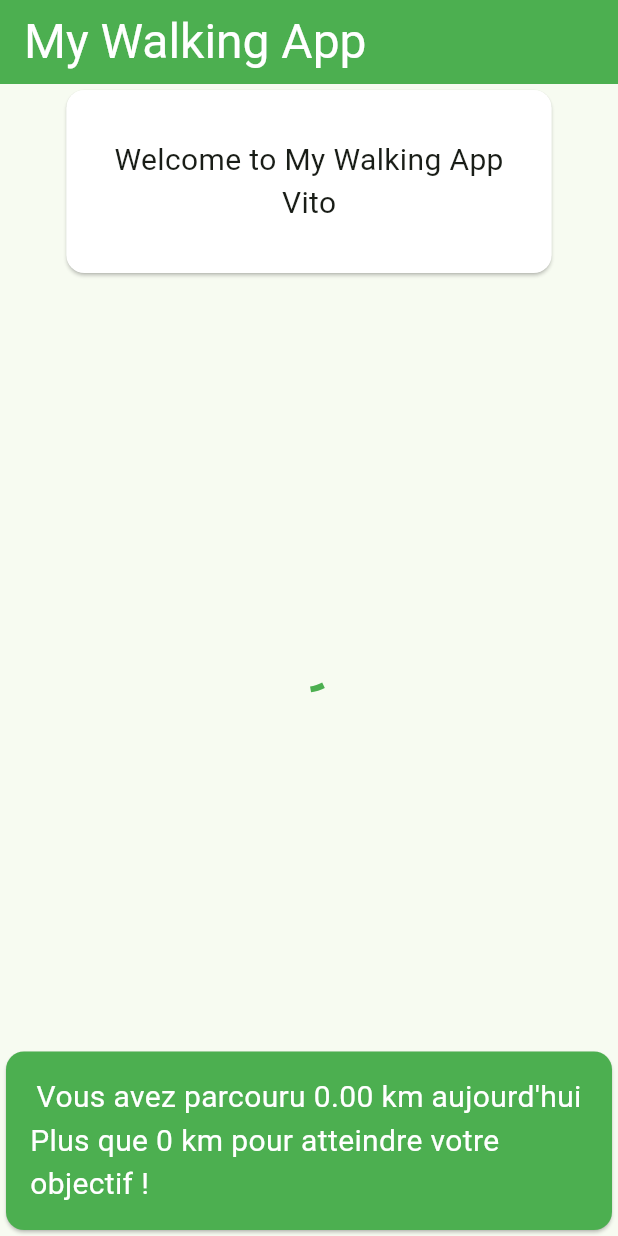
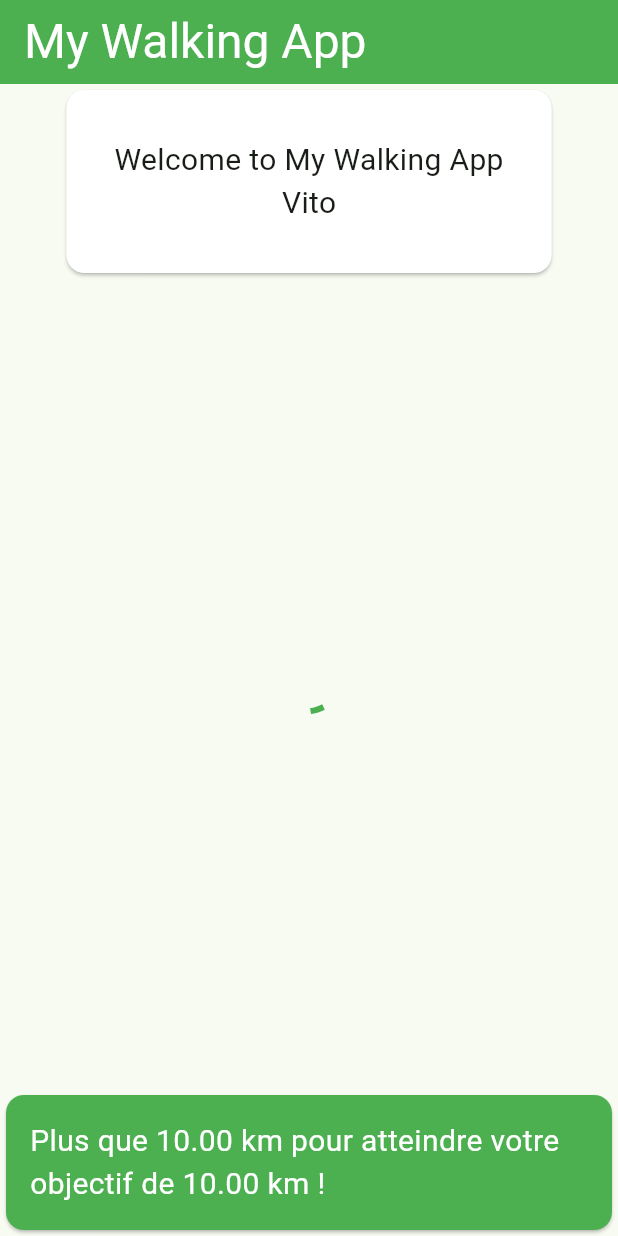
Before and after one commit to ViriatoF/my-walking-app, a Flutter app: the screen it shows after launch, on a phone screen of 412 x 824 dp. Run offline on Flutter 3.47's test engine with Material 3 defaults, Android fonts, the phone set to English and light mode, and no system bars; our stand-ins replace flutter_map, geolocator, latlong2.

Commit message:
Add function for calculate the distance left and format the goal

```diff
--- a/lib/core/constants/app_constants.dart
+++ b/lib/core/constants/app_constants.dart
@@ -1,4 +1,5 @@
 class AppConstants {
   static const appName = "My Walking App";
   static const user = "Vito";
+  static const dailyGoal = 10000;
 }
--- a/lib/pages/home_page.dart
+++ b/lib/pages/home_page.dart
@@ -18,7 +18,7 @@ class HomePage extends StatefulWidget {
 class _HomePageState extends State<HomePage> {
   LatLng? _currentLocation;
   String? _errorMessage;
-  static double _distanceMeters = 0;
+  double _distanceMeters = 0;
   StreamSubscription<Position>? _positionSubscription;
   final MapController _mapController = MapController();
 
@@ -67,7 +67,19 @@ class _HomePageState extends State<HomePage> {
   }
 
   String _formatDistance(double meters) {
+    if (meters < 1000) {
+      return '${meters.toStringAsFixed(0)} m';
+    }
     return '${(meters / 1000).toStringAsFixed(2)} km';
+  }
+
+  double get _calculateDistance {
+    final double calcul = AppConstants.dailyGoal - _distanceMeters;
+    return calcul > 0 ? calcul : 0.0;
+  }
+
+  String _formatGoal(int dailyGoal) {
+    return '${(dailyGoal / 1000).toStringAsFixed(2)} km';
   }
 
   Widget _buildMap() {
@@ -151,14 +163,16 @@ class _HomePageState extends State<HomePage> {
                     padding: EdgeInsets.all(16.0),
                     child: Column(
                       children: [
-                        Text(
-                          'Vous avez parcouru ${_formatDistance(_distanceMeters)} aujourd\'hui',
-                          style: TextStyle(color: AppTheme.tertiaryColor),
-                        ),
-                        Text(
-                          'Plus que 0 km pour atteindre votre objectif !',
-                          style: TextStyle(color: AppTheme.tertiaryColor),
-                        ),
+                        if (_calculateDistance > 0)
+                          Text(
+                            'Plus que ${_formatDistance(_calculateDistance)} pour atteindre votre objectif de ${_formatGoal(AppConstants.dailyGoal)} !',
+                            style: TextStyle(color: AppTheme.tertiaryColor),
+                          )
+                        else
+                          Text(
+                            'Objectif atteint! Vous avez parcouru ${_formatGoal(AppConstants.dailyGoal)} ',
+                            style: TextStyle(color: AppTheme.tertiaryColor),
+                          ),
                       ],
                     ),
                   ),
```
